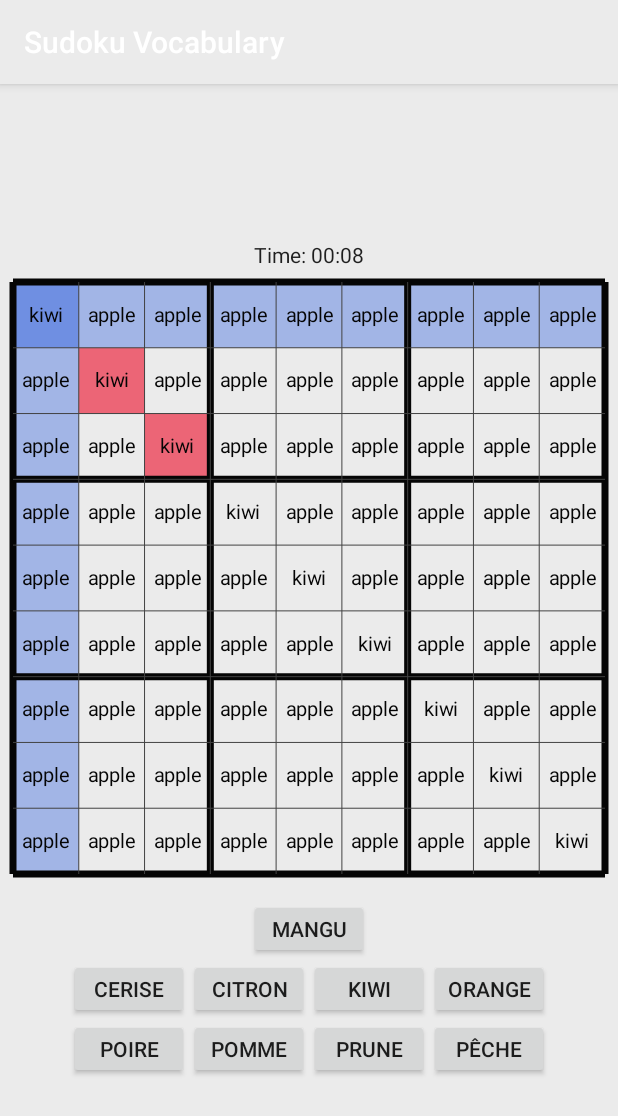
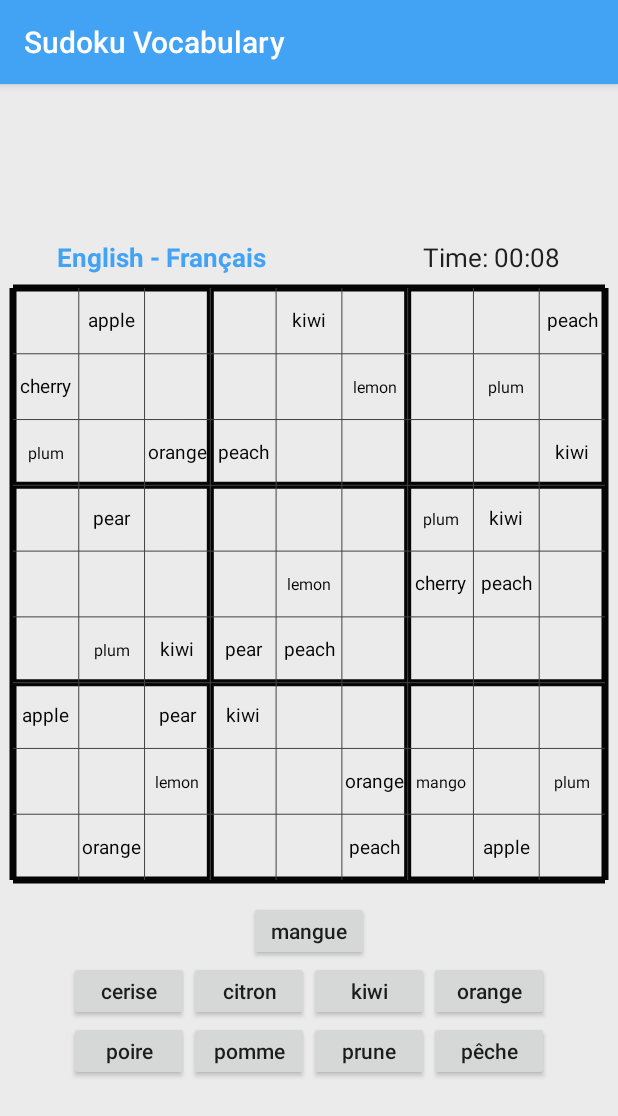
Before and after one commit to Huasenberg/Sudoku-Vocabulary, an Android app: the screen it shows after launch (MainActivity), on a phone screen of 412 x 824 dp. Shown: the top 1116 px of the screen. Run offline under Robolectric (Android 15) with nearby library versions, the phone set to English and light mode, and no system bars.

Commit message:
Fix 3 bugs: 1.Cancel the highlight line that when users start a new game without touch any cell 2.Add the ability to automatically change the font size according to the length of the word 3.Fix the problem that the when cells are empty, they are identified as 'repeated words'

```diff
--- a/app/src/main/java/ca/cmpt276theta/sudokuvocabulary/GameData.java
+++ b/app/src/main/java/ca/cmpt276theta/sudokuvocabulary/GameData.java
@@ -1,26 +1,72 @@
 package ca.cmpt276theta.sudokuvocabulary;
+
+import android.util.Pair;
 
 public class GameData {
 
-    private static String[][] gridContent;
-    private static GameView gameView;
+    private Pair<String, String>[][] mGridContent;
+    private Pair<String, String>[] mMappingArray;
+    private int[][] mPuzzle;
+    private int[][] mPuzzleAnswer;
 
-    public GameData(GameView view) {
-        gameView = view;
-        gridContent = new String[9][9];
-        for(int i = 0; i < 9; i++) {
+    public GameData() {
+
+        mGridContent = new Pair[9][9];
+        mPuzzle = new int[][]{
+                {0, 7, 0, 0, 4, 0, 0, 0, 9},
+                {2, 0, 0, 0, 0, 3, 0, 8, 0},
+                {8, 0, 5, 9, 0, 0, 0, 0, 4},
+                {0, 6, 0, 0, 0, 0, 8, 4, 0},
+                {0, 0, 0, 0, 3, 0, 2, 9, 0},
+                {0, 8, 4, 6, 9, 0, 0, 0, 0},
+                {7, 0, 6, 4, 0, 0, 0, 0, 0},
+                {0, 0, 3, 0, 0, 5, 1, 0, 8},
+                {0, 5, 0, 0, 0, 9, 0, 7, 0}
+        };
+
+        // Puzzle with the answers
+        mPuzzleAnswer = new int[][]{
+                {6, 7, 1, 2, 4, 8, 3, 5, 9},
+                {2, 4, 9, 5, 7, 3, 6, 8, 1},
+                {8, 3, 5, 9, 1, 6, 7, 2, 4},
+                {9, 6, 2, 1, 5, 7, 8, 4, 3},
+                {5, 1, 7, 8, 3, 4, 2, 9, 6},
+                {3, 8, 4, 6, 9, 2, 5, 1, 7},
+                {7, 2, 6, 4, 8, 1, 9, 3, 5},
+                {4, 9, 3, 7, 2, 5, 1, 6, 8},
+                {1, 5, 8, 3, 6, 9, 4, 7, 2}
+        };
+
+        // Pairing the words with numbers
+        mMappingArray = new Pair [9];
+        mMappingArray[0] = new Pair<>("1", "mango");
+        mMappingArray[1] = new Pair<>("2", "cherry");
+        mMappingArray[2] = new Pair<>("3", "lemon");
+        mMappingArray[3] = new Pair<>("4", "kiwi");
+        mMappingArray[4] = new Pair<>("5", "orange");
+        mMappingArray[5] = new Pair<>("6", "pear");
+        mMappingArray[6] = new Pair<>("7", "apple");
+        mMappingArray[7] = new Pair<>("8", "plum");
+        mMappingArray[8] = new Pair<>("9", "peach");
+
+        final Pair<String, String> nullPair = new Pair<>(" ", " ");
+
+        for (int i = 0; i < 9; i++) {
             for (int j = 0; j < 9; j++) {
-                gridContent[i][j] = "apple";
-                gridContent[i][i] = "kiwi";
+                if (mPuzzle[i][j] != 0)
+                    mGridContent[i][j] = mMappingArray[mPuzzle[i][j] - 1];
+                else {
+                    mGridContent[i][j] = nullPair;
+                }
             }
         }
     }
 
-    public static String getGridContent(int i, int j) {
-        return gridContent[i][j];
+    public Pair<String, String> getGridContent(int i, int j) {
+        return mGridContent[i][j];
     }
 
-    public static void setGridContent(String word, int x, int y) {
-        gridContent[x][y] = word;
+    public void setGridContent(Pair<String, String> pair, int i, int j) {
+        mGridContent[i][j] = pair;
     }
 }
--- a/app/src/main/java/ca/cmpt276theta/sudokuvocabulary/GameMain.java
+++ b/app/src/main/java/ca/cmpt276theta/sudokuvocabulary/GameMain.java
@@ -1,46 +1,47 @@
 package ca.cmpt276theta.sudokuvocabulary;
 
+import android.util.Pair;
 import android.widget.Button;
-
 
 public class GameMain {
 
-    private static int positionX;
-    private static int positionY;
-    private static GameView gameView;
+    private int mPositionX;
+    private int mPositionY;
     private GameData mGameData;
+    private GameView mGameView;
 
     public GameMain(GameView view) {
-        mGameData = new GameData(view);
-        gameView = view;
-        positionX = -1;
-        positionY = -1;
+        mGameView = view;
+        mGameData = new GameData();
     }
 
-
-    public static int getPositionX() {
-        return positionX;
+    public GameData getGameData() {
+        return mGameData;
     }
 
-    public static void setPositionX(int x) {
-        positionX = x;
+    public int getPositionX() {
+        return mPositionX;
     }
 
-    public static int getPostionY() {
-        return positionY;
+    public void setPositionX(int x) {
+        mPositionX = x;
     }
 
-    public static void setPositionY(int y) {
-        positionY = y;
+    public int getPostionY() {
+        return mPositionY;
     }
 
-    public static void fillWord(Button button) {
-
-        if(positionX < 0 || positionX > 8 || positionY < 0 || positionY > 8)
-            return;
-        GameData.setGridContent((String)button.getText(), positionY, positionX);
-        gameView.invalidate();
+    public void setPositionY(int y) {
+        mPositionY = y;
     }
 
-
+    public void fillWord(Button button) {
+        Pair<String, String> buttonContent = new Pair<>((String)button.getTag(), (String)button.getText());
+        mPositionX = mGameView.getTouchPositionX();
+        mPositionY = mGameView.getTouchPositionY();
+        if(mPositionX < 0 || mPositionX > 8 || mPositionY < 0 || mPositionY > 8)
+            return;
+        mGameData.setGridContent(buttonContent, mPositionY, mPositionX);
+        mGameView.invalidate();
+    }
 }
--- a/app/src/main/java/ca/cmpt276theta/sudokuvocabulary/GameView.java
+++ b/app/src/main/java/ca/cmpt276theta/sudokuvocabulary/GameView.java
@@ -8,12 +8,29 @@ import android.view.View;
 
 public class GameView extends View {
 
-    private float gridLength;
-    private int touchPositionX;
-    private int touchPositionY;
+    private float mGridWidth;
+    private int mTableMargin;
+    private int mTouchPositionX;
+    private int mTouchPositionY;
+    private GameData mGameData;
 
     public GameView(Context context) {
         super(context);
+        mTableMargin = 13;
+        mTouchPositionX = -1;
+        mTouchPositionY = -1;
+    }
+
+    public void setGameData(GameData gameData) {
+        this.mGameData = gameData;
+    }
+
+    public int getTouchPositionX() {
+        return mTouchPositionX;
+    }
+
+    public int getTouchPositionY() {
+        return mTouchPositionY;
     }
 
     @Override
@@ -23,7 +40,7 @@ public class GameView extends View {
 
     @Override
     protected void onSizeChanged(int w, int h, int oldw, int oldh) {
-        gridLength = (w - 26) / (float)9;
+        mGridWidth = (w - mTableMargin * 2) / (float)9;
         super.onSizeChanged(w, h, oldw, oldh);
     }
 
@@ -38,55 +55,55 @@ public class GameView extends View {
 
     @Override
     public boolean onTouchEvent(MotionEvent event) {
-        touchPositionX = (int) ((event.getX() - 13) / gridLength);
-        touchPositionY = (int) ((event.getY() - 13) / gridLength);
-        if(touchPositionX < 0 || touchPositionX > 8 || touchPositionY < 0 || touchPositionY > 8)
+        mTouchPositionX = (int) ((event.getX() - mTableMargin) / mGridWidth);
+        mTouchPositionY = (int) ((event.getY() - mTableMargin) / mGridWidth);
+        if(mTouchPositionX < 0 || mTouchPositionX > 8 || mTouchPositionY < 0 || mTouchPositionY > 8)
             return false;
         this.invalidate();
-        GameMain.setPositionX(touchPositionX);
-        GameMain.setPositionY(touchPositionY);
         return super.onTouchEvent(event);
     }
 
     private void drawHighlight(Canvas canvas) {
-        if(touchPositionX != -1) {
+        if(mTouchPositionX != -1) {
             Paint highlightPaint = new Paint();
             highlightPaint.setColor(getResources().getColor(R.color.highlightRec));
             highlightPaint.setAlpha(80);
-            canvas.drawRect(13 + touchPositionX * gridLength, 13, 13 + (touchPositionX + 1) * gridLength,
-                    13 + 9 * gridLength, highlightPaint);
-            canvas.drawRect(13, 13 + touchPositionY * gridLength, 13 + 9 * gridLength,
-                    13 + (touchPositionY + 1) * gridLength, highlightPaint);
+            canvas.drawRect(mTableMargin + mTouchPositionX * mGridWidth, mTableMargin, mTableMargin + (mTouchPositionX + 1) * mGridWidth,
+                    mTableMargin + 9 * mGridWidth, highlightPaint);
+            canvas.drawRect(mTableMargin, mTableMargin + mTouchPositionY * mGridWidth, mTableMargin + 9 * mGridWidth,
+                    mTableMargin + (mTouchPositionY + 1) * mGridWidth, highlightPaint);
         }
     }
 
     private void drawConflict(Canvas canvas) {
-        Paint conflictPaint = new Paint();
-        conflictPaint.setColor(getResources().getColor(R.color.conflict));
-        for(int i = 0; i < 9; i++) {
+        if(mTouchPositionX != -1 && mGameData.getGridContent(mTouchPositionY, mTouchPositionX).second.equals(" ")) {
+            Paint conflictPaint = new Paint();
+            conflictPaint.setColor(getResources().getColor(R.color.conflict));
+            for(int i = 0; i < 9; i++) {
+                if (mGameData.getGridContent(mTouchPositionY, mTouchPositionX).first.equals(mGameData.getGridContent(i, mTouchPositionX).first) && i != mTouchPositionY)
+                    canvas.drawRect(mTableMargin + mTouchPositionX * mGridWidth, mTableMargin + i * mGridWidth,
+                        mTableMargin + mTouchPositionX * mGridWidth + mGridWidth, mTableMargin + i * mGridWidth + mGridWidth, conflictPaint);
+                if (mGameData.getGridContent(mTouchPositionY, mTouchPositionX).first.equals(mGameData.getGridContent(mTouchPositionY, i).first) && i != mTouchPositionX)
+                    canvas.drawRect(mTableMargin + i * mGridWidth, mTableMargin + mTouchPositionY * mGridWidth,
+                        mTableMargin + i * mGridWidth + mGridWidth, mTableMargin + mTouchPositionY * mGridWidth + mGridWidth, conflictPaint);
+            }
 
-            if (GameData.getGridContent(touchPositionY, touchPositionX).equals(GameData.getGridContent(i, touchPositionX)) && i != touchPositionY)
-                canvas.drawRect(13 + touchPositionX * gridLength, 13 + i * gridLength,
-                        13 + touchPositionX * gridLength + gridLength, 13 + i * gridLength + gridLength, conflictPaint);
+            int firstCellOfSubgridX = mTouchPositionX / 3 * 3;
+            int firstCellOfSubgridY = mTouchPositionY / 3 * 3;
+            for(int i = 0; i < 3; i++) {
+                if(firstCellOfSubgridX + i != mTouchPositionX) {
+                    if (mGameData.getGridContent(mTouchPositionY, mTouchPositionX).first.equals(mGameData.getGridContent(firstCellOfSubgridY, firstCellOfSubgridX + i).first) && (firstCellOfSubgridY != mTouchPositionY))
+                        canvas.drawRect(mTableMargin + (firstCellOfSubgridX + i) * mGridWidth, mTableMargin + firstCellOfSubgridY * mGridWidth,
+                                mTableMargin + (firstCellOfSubgridX + i) * mGridWidth + mGridWidth, mTableMargin + firstCellOfSubgridY * mGridWidth + mGridWidth, conflictPaint);
+                    if (mGameData.getGridContent(mTouchPositionY, mTouchPositionX).first.equals(mGameData.getGridContent(firstCellOfSubgridY + 1, firstCellOfSubgridX + i).first) && (firstCellOfSubgridY + 1 != mTouchPositionY))
+                        canvas.drawRect(mTableMargin + (firstCellOfSubgridX + i) * mGridWidth, mTableMargin + (firstCellOfSubgridY + 1) * mGridWidth,
+                                mTableMargin + (firstCellOfSubgridX + i) * mGridWidth + mGridWidth, mTableMargin + (firstCellOfSubgridY + 1) * mGridWidth + mGridWidth, conflictPaint);
+                    if (mGameData.getGridContent(mTouchPositionY, mTouchPositionX).first.equals(mGameData.getGridContent(firstCellOfSubgridY + 2, firstCellOfSubgridX + i).first) && (firstCellOfSubgridY + 2 != mTouchPositionY))
+                        canvas.drawRect(mTableMargin + (firstCellOfSubgridX + i) * mGridWidth, mTableMargin + (firstCellOfSubgridY + 2) * mGridWidth,
+                                mTableMargin + (firstCellOfSubgridX + i) * mGridWidth + mGridWidth, mTableMargin + (firstCellOfSubgridY + 2) * mGridWidth + mGridWidth, conflictPaint);
+                }
+            }
 
-            if (GameData.getGridContent(touchPositionY, touchPositionX).equals(GameData.getGridContent(touchPositionY, i)) && i !=touchPositionX)
-                canvas.drawRect(13 + i * gridLength, 13 + touchPositionY * gridLength,
-                        13 + i * gridLength + gridLength, 13 + touchPositionY * gridLength + gridLength, conflictPaint);
-        }
-
-        int tempX = touchPositionX / 3 * 3;
-        int tempY = touchPositionY / 3 * 3;
-        for(int i = 0; i < 3; i++) {
-            if (GameData.getGridContent(touchPositionY, touchPositionX).equals(GameData.getGridContent(tempY, tempX + i)) && (tempX + i != touchPositionX) && (tempY != touchPositionY)) {
-                canvas.drawRect(13 + (tempX + i) * gridLength, 13 + tempY * gridLength,
-                        13 + (tempX + i) * gridLength + gridLength, 13 + tempY * gridLength + gridLength, conflictPaint);
-            }
-            if (GameData.getGridContent(touchPositionY, touchPositionX).equals(GameData.getGridContent(tempY + 1, tempX + i)) && (tempX + i != touchPositionX) && (tempY + 1 != touchPositionY))
-                canvas.drawRect(13 + (tempX + i) * gridLength, 13 + (tempY + 1) * gridLength,
-                        13 + (tempX + i) * gridLength + gridLength, 13 + (tempY + 1) * gridLength + gridLength, conflictPaint);
-            if (GameData.getGridContent(touchPositionY, touchPositionX).equals(GameData.getGridContent(tempY + 2, tempX + i)) && (tempX + i != touchPositionX) && (tempY + 2 != touchPositionY))
-                canvas.drawRect(13 + (tempX + i) * gridLength, 13 + (tempY + 2) * gridLength,
-                        13 + (tempX + i) * gridLength + gridLength, 13 + (tempY + 2) * gridLength + gridLength, conflictPaint);
         }
     }
 
@@ -96,20 +113,20 @@ public class GameView extends View {
         borderPaint.setColor(getResources().getColor(R.color.border));
         borderPaint.setStrokeWidth(7);
         for(int i = 0; i <= 3; i++) {
-            canvas.drawLine(13 + i * gridLength * 3, 13,
-                    13 + i * gridLength * 3, 13 + gridLength * 9, borderPaint);
-            canvas.drawLine(13, 13 + i * gridLength * 3,
-                    getMeasuredWidth() - 13, 13 + i * gridLength * 3, borderPaint);
+            canvas.drawLine(mTableMargin + i * mGridWidth * 3, mTableMargin,
+                    mTableMargin + i * mGridWidth * 3, mTableMargin + mGridWidth * 9, borderPaint);
+            canvas.drawLine(mTableMargin, mTableMargin + i * mGridWidth * 3,
+                    getMeasuredWidth() - mTableMargin, mTableMargin + i * mGridWidth * 3, borderPaint);
         }
 
         // draw the subgrid
         Paint subgridPaint = new Paint();
         subgridPaint.setColor(getResources().getColor(R.color.subgrid));
         for(int i = 1; i < 9; i++) {
-            canvas.drawLine(13 + i * gridLength, 13,13 + i * gridLength,
-                    13 + gridLength * 9, subgridPaint );
-            canvas.drawLine(13, 13 + i * gridLength,getMeasuredWidth() - 13,
-                    13 + i * gridLength, subgridPaint );
+            canvas.drawLine(mTableMargin + i * mGridWidth, mTableMargin, mTableMargin + i * mGridWidth,
+                    mTableMargin + mGridWidth * 9, subgridPaint );
+            canvas.drawLine(mTableMargin, mTableMargin + i * mGridWidth,getMeasuredWidth() - mTableMargin,
+                    mTableMargin + i * mGridWidth, subgridPaint );
         }
     }
 
@@ -117,13 +134,18 @@ public class GameView extends View {
         Paint wordPaint = new Paint();
         wordPaint.setColor(getResources().getColor(R.color.border));
         wordPaint.setAntiAlias(true);
-        wordPaint.setTextSize(gridLength * 0.3f);
         wordPaint.setTextAlign(Paint.Align.CENTER);
-        float x = gridLength / 2;
-        float y = gridLength / 2 - (wordPaint.getFontMetrics().ascent + wordPaint.getFontMetrics().descent) / 2;
+        wordPaint.setTextSize(mGridWidth * 0.25f);
+        float x = mGridWidth / 2;
+        float y = mGridWidth / 2 - (wordPaint.getFontMetrics().top + wordPaint.getFontMetrics().bottom) / 2;
         for(int i = 0; i < 9; i++) {
             for(int j = 0; j < 9; j++) {
-                canvas.drawText(GameData.getGridContent(i, j), 13 + (j * gridLength + x), 13 + (i * gridLength + y), wordPaint);
+                String word = mGameData.getGridContent(i,j).second;
+                if(word.length() < 7 && (!word.contains("m")))
+                    wordPaint.setTextSize(mGridWidth * 0.29f);
+                else
+                    wordPaint.setTextSize(mGridWidth * 0.25f);
+                canvas.drawText(mGameData.getGridContent(i,j).second, mTableMargin + (j * mGridWidth + x), mTableMargin + (i * mGridWidth + y), wordPaint);
             }
         }
     }
--- a/app/src/main/java/ca/cmpt276theta/sudokuvocabulary/MainActivity.java
+++ b/app/src/main/java/ca/cmpt276theta/sudokuvocabulary/MainActivity.java
@@ -1,5 +1,6 @@
 package ca.cmpt276theta.sudokuvocabulary;
 
+import android.content.pm.ActivityInfo;
 import android.os.SystemClock;
 import android.support.v7.app.AppCompatActivity;
 import android.os.Bundle;
@@ -10,14 +11,15 @@ import android.widget.FrameLayout;
 
 public class MainActivity extends AppCompatActivity {
 
-
     @Override
     protected void onCreate(Bundle savedInstanceState) {
         super.onCreate(savedInstanceState);
         setContentView(R.layout.activity_game);
-        FrameLayout gameLayout = (FrameLayout) findViewById(R.id.gameLayout);
+        setRequestedOrientation(ActivityInfo.SCREEN_ORIENTATION_PORTRAIT);
+        FrameLayout gameLayout = findViewById(R.id.gameLayout);
         GameView gameView = new GameView(this);
-        GameMain gameMain = new GameMain(gameView);
+        final GameMain gameMain = new GameMain(gameView);
+        gameView.setGameData(gameMain.getGameData());
         gameLayout.addView(gameView);
 
         // Set Buttons Bank
@@ -32,30 +34,25 @@ public class MainActivity extends AppCompatActivity {
         mButtons[7] = findViewById(R.id.button7);
         mButtons[8] = findViewById(R.id.button8);
 
-
         // Set Listeners and Tags
         for (int i = 0; i < mButtons.length; i++) {
             final int j = i;
-            mButtons[i].setTag("3");
             mButtons[i].setOnClickListener(new View.OnClickListener() {
                 @Override
                 public void onClick(View v) {
-                    GameMain.fillWord(mButtons[j]);
+                    gameMain.fillWord(mButtons[j]);
                 }
             });
         }
 
         // Set Timer
-        Chronometer ch = (Chronometer) findViewById(R.id.chronometer1);
+        Chronometer ch = findViewById(R.id.chronometer1);
         ch.setBase(SystemClock.elapsedRealtime());
         ch.setFormat("Time: %s");
         ch.start();
-
     }
-
 
     public static void main(String[] args) {
 
-
     }
-};
+}
--- a/app/src/main/res/layout/activity_game.xml
+++ b/app/src/main/res/layout/activity_game.xml
@@ -1,10 +1,8 @@
 <?xml version="1.0" encoding="utf-8"?>
 <android.support.constraint.ConstraintLayout xmlns:android="http://schemas.android.com/apk/res/android"
-    xmlns:app="http://schemas.android.com/apk/res-auto"
-    xmlns:tools="http://schemas.android.com/tools"
     android:layout_width="match_parent"
     android:layout_height="match_parent"
-    android:background="@color/colorPrimary">
+    android:background="@color/background">
 
     <LinearLayout
         android:layout_width="match_parent"
@@ -17,10 +15,19 @@
             android:layout_height="wrap_content"
             android:orientation="horizontal">
 
+            <TextView
+                android:layout_width="wrap_content"
+                android:layout_height="wrap_content"
+                android:text="English - Français                          "
+                android:textSize="17sp"
+                android:textStyle="bold"
+                android:textColor="@color/colorPrimary"/>
+
             <Chronometer
                 android:id="@+id/chronometer1"
                 android:layout_width="wrap_content"
-                android:layout_height="wrap_content" />
+                android:layout_height="wrap_content"
+                android:textSize="17sp"/>
 
         </LinearLayout>
 
@@ -30,18 +37,20 @@
             android:layout_height="wrap_content">
         </FrameLayout>
 
+
         <LinearLayout
             android:layout_width="wrap_content"
             android:layout_height="wrap_content"
             android:orientation="horizontal"
             android:layout_gravity="center"
-            android:layout_marginTop="8dp">
-
+            android:layout_marginTop="5dp">
             <Button
                 android:id="@+id/button0"
                 android:layout_width="80dp"
                 android:layout_height="40dp"
-                android:text="@string/mangue" />
+                android:textAllCaps="false"
+                android:text="@string/mangue"
+                android:tag="1" />
         </LinearLayout>
 
         <LinearLayout
@@ -54,22 +63,30 @@
                 android:id="@+id/button1"
                 android:layout_width="80dp"
                 android:layout_height="40dp"
-                android:text="@string/cerise" />
+                android:textAllCaps="false"
+                android:text="@string/cerise"
+                android:tag="2" />
             <Button
                 android:id="@+id/button2"
                 android:layout_width="80dp"
                 android:layout_height="40dp"
-                android:text="@string/citron" />
+                android:textAllCaps="false"
+                android:text="@string/citron"
+                android:tag="3" />
             <Button
                 android:id="@+id/button3"
                 android:layout_width="80dp"
                 android:layout_height="40dp"
-                android:text="@string/kiwi" />
+                android:textAllCaps="false"
+                android:text="@string/kiwi"
+                android:tag="4" />
             <Button
                 android:id="@+id/button4"
                 android:layout_width="80dp"
                 android:layout_height="40dp"
-                android:text="@string/orange" />
+                android:textAllCaps="false"
+                android:text="@string/orange"
+                android:tag="5"/>
         </LinearLayout>
 
         <LinearLayout
@@ -82,26 +99,30 @@
                 android:id="@+id/button5"
                 android:layout_width="80dp"
                 android:layout_height="40dp"
-                android:text="@string/poire" />
+                android:textAllCaps="false"
+                android:text="@string/poire"
+                android:tag="6" />
             <Button
                 android:id="@+id/button6"
                 android:layout_width="80dp"
                 android:layout_height="40dp"
-                android:text="@string/pomme" />
+                android:textAllCaps="false"
+                android:text="@string/pomme"
+                android:tag="7" />
             <Button
                 android:id="@+id/button7"
                 android:layout_width="80dp"
                 android:layout_height="40dp"
-                android:text="@string/prune" />
+                android:textAllCaps="false"
+                android:text="@string/prune"
+                android:tag="8" />
             <Button
                 android:id="@+id/button8"
                 android:layout_width="80dp"
                 android:layout_height="40dp"
-                android:text="@string/pêche" />
+                android:textAllCaps="false"
+                android:text="@string/pêche"
+                android:tag="9" />
         </LinearLayout>
-
-</LinearLayout>
-
-
-
+    </LinearLayout>
 </android.support.constraint.ConstraintLayout>
--- a/app/src/main/res/values/colors.xml
+++ b/app/src/main/res/values/colors.xml
@@ -1,10 +1,11 @@
 <?xml version="1.0" encoding="utf-8"?>
 <resources>
-    <color name="colorPrimary">#EBEBEB</color>
-    <color name="colorPrimaryDark">#999999</color>
+    <color name="colorPrimary">#42A2F3</color>
+    <color name="background">#EBEBEB</color>
+    <color name="colorPrimaryDark">#42A2F3</color>
     <color name="colorAccent">#D81B60</color>
     <color name="border">#050505</color>
     <color name="subgrid">#424242</color>
-    <color name="highlightRec">#003DD8</color>
-    <color name="conflict">#EC6576</color>
+    <color name="highlightRec">#3295F0</color>
+    <color name="conflict">#E27C7C</color>
 </resources>
```
Also changed, not shown: app/src/main/res/drawable/table_border.xml (deleted, +0 -9 lines), app/src/main/res/drawable/textview_border.xml (deleted, +0 -9 lines), app/src/main/res/layout/activity_main.xml (deleted, +0 -41 lines).
